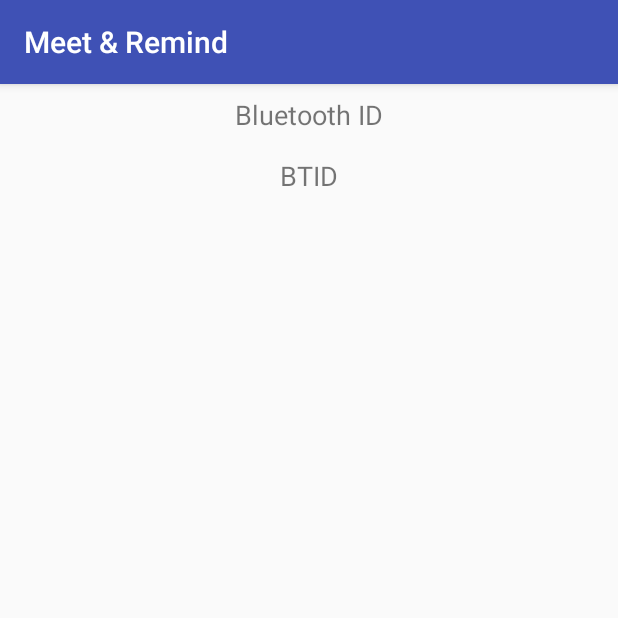
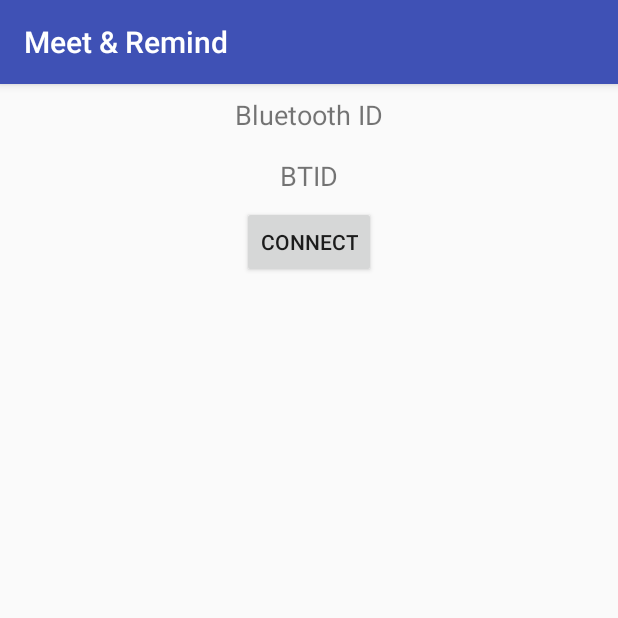
Before and after one commit to JulianSchoem/Meet-and-Remind, an Android app: the contact screen opened directly, with no data from a screen before it, on a phone screen of 412 x 824 dp, the top half of it. Run offline under Robolectric (Android 15) with nearby library versions, the phone set to English and light mode, and no system bars; 1 statement that could not run was skipped.

Commit message:
update on files for Johanna

```diff
--- a/Code/Client/app/src/main/java/com/example/julianschoemaker/eisws1819mayerschoemaker/contact.java
+++ b/Code/Client/app/src/main/java/com/example/julianschoemaker/eisws1819mayerschoemaker/contact.java
@@ -1,15 +1,32 @@
 package com.example.julianschoemaker.eisws1819mayerschoemaker;
 
+import android.bluetooth.BluetoothDevice;
+import android.content.BroadcastReceiver;
+import android.content.Context;
 import android.content.Intent;
 import android.support.v7.app.AppCompatActivity;
 import android.os.Bundle;
+import android.view.View;
+import android.widget.Button;
 import android.widget.TextView;
+import android.widget.Toast;
+
+import java.util.UUID;
 
 public class contact extends AppCompatActivity {
 
     public static String BlueID = "BTID";
 
+    BluetoothConnectionService mBluetoothConnection;
+
+    private static final UUID MY_UUID_INSECURE =
+            UUID.fromString("8ce255c0-200a-11e0-ac64-0800200c9a66");
+
     TextView textview_bluetoothID;
+    Button btnConnect;
+
+    BluetoothDevice device;
+
 
     @Override
     protected void onCreate(Bundle savedInstanceState) {
@@ -21,5 +38,18 @@ public class contact extends AppCompatActivity {
         BlueID = getIntent().getExtras().getString(BlueID);
 
         textview_bluetoothID.setText(BlueID);
+
+        btnConnect = findViewById(R.id.buttonConnect);
+        btnConnect.setOnClickListener(new View.OnClickListener() {
+            @Override
+            public void onClick(View v) {
+                //TODO Bluetooth Device herausfinden! Toast funktioniert generell, Methode startClient ohne device nicht zu testen...
+                Toast toast = Toast.makeText(getApplicationContext(), "Waiting for: " + device.getName() + " with ID: " + device.getAddress(), Toast.LENGTH_LONG);
+                toast.show();
+
+                //mBluetoothConnection.startClient(device, MY_UUID_INSECURE);
+            }
+        });
     }
+
 }
--- a/Code/Client/app/src/main/res/layout/activity_contact.xml
+++ b/Code/Client/app/src/main/res/layout/activity_contact.xml
@@ -31,4 +31,16 @@
         app:layout_constraintEnd_toEndOf="parent"
         app:layout_constraintStart_toStartOf="parent"
         app:layout_constraintTop_toTopOf="parent" />
+
+    <Button
+        android:id="@+id/buttonConnect"
+        android:layout_width="wrap_content"
+        android:layout_height="wrap_content"
+        android:layout_marginEnd="8dp"
+        android:layout_marginStart="8dp"
+        android:layout_marginTop="8dp"
+        android:text="Connect"
+        app:layout_constraintEnd_toEndOf="parent"
+        app:layout_constraintStart_toStartOf="parent"
+        app:layout_constraintTop_toBottomOf="@+id/textview_bluetoothID" />
 </android.support.constraint.ConstraintLayout>
```
Also changed, not shown: Code/Client/app/src/main/java/com/example/julianschoemaker/eisws1819mayerschoemaker/BluetoothConnectionService.java (+93 -6 lines), Code/Client/app/src/main/java/com/example/julianschoemaker/eisws1819mayerschoemaker/BluetoothDevicesAdapter.java (+16 -3 lines).
